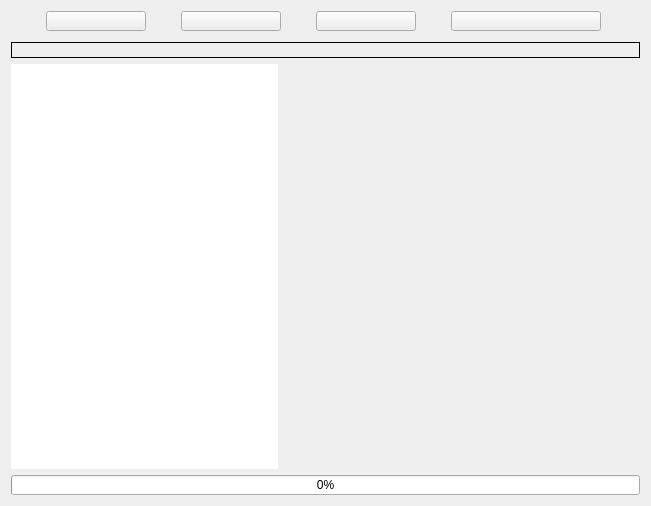
Qt form dialogs/multivideoregistration.ui (RaphCucul/Image-registration-GUI) before a commit.
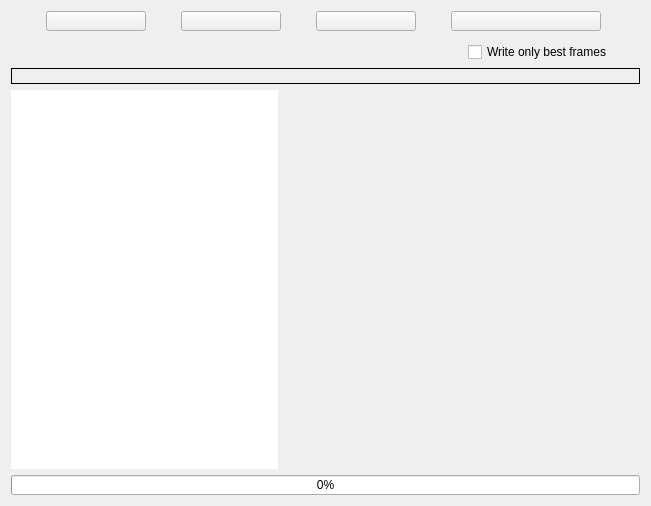
The same form after that commit.

```diff
--- a/dialogs/multivideoregistration.ui
+++ b/dialogs/multivideoregistration.ui
@@ -102,6 +102,30 @@
      </item>
     </layout>
    </item>
+   <item>
+    <layout class="QHBoxLayout" name="checkboxLayout" stretch="8,3">
+     <item>
+      <spacer name="horizontalSpacer">
+       <property name="orientation">
+        <enum>Qt::Horizontal</enum>
+       </property>
+       <property name="sizeHint" stdset="0">
+        <size>
+         <width>40</width>
+         <height>20</height>
+        </size>
+       </property>
+      </spacer>
+     </item>
+     <item>
+      <widget class="QCheckBox" name="onlyBestFrames">
+       <property name="text">
+        <string>Write only best frames</string>
+       </property>
+      </widget>
+     </item>
+    </layout>
+   </item>
    <item>
     <layout class="QGridLayout" name="gridLayout" columnstretch="3,4" columnminimumwidth="0,0">
      <item row="1" column="0">
```
